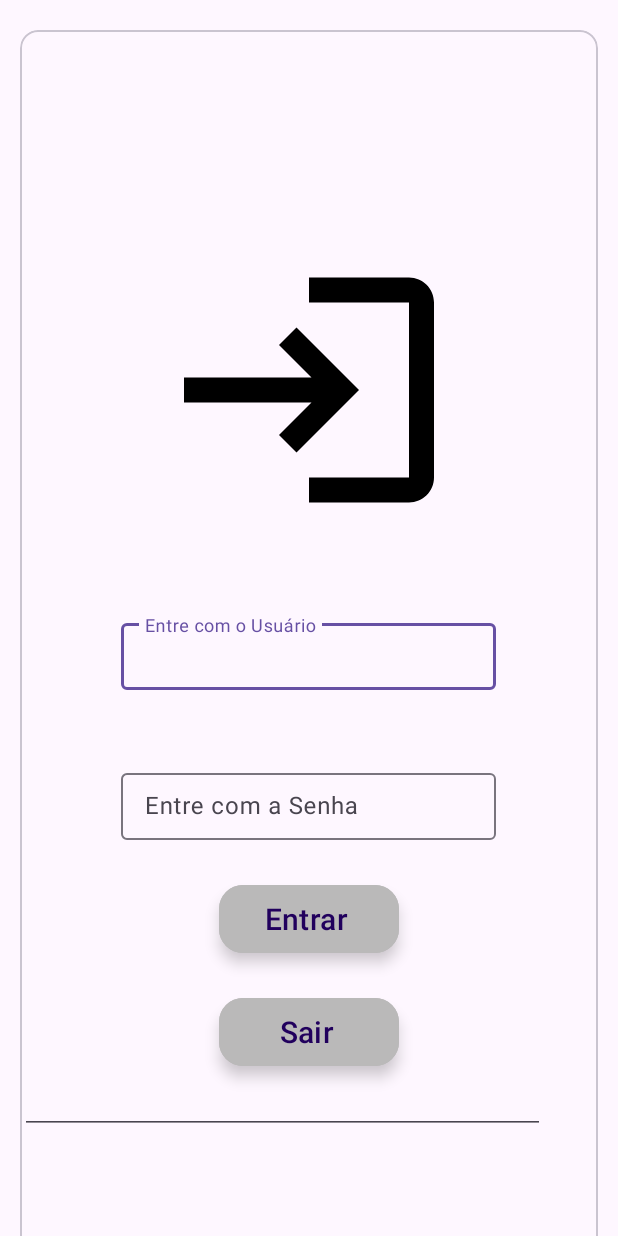
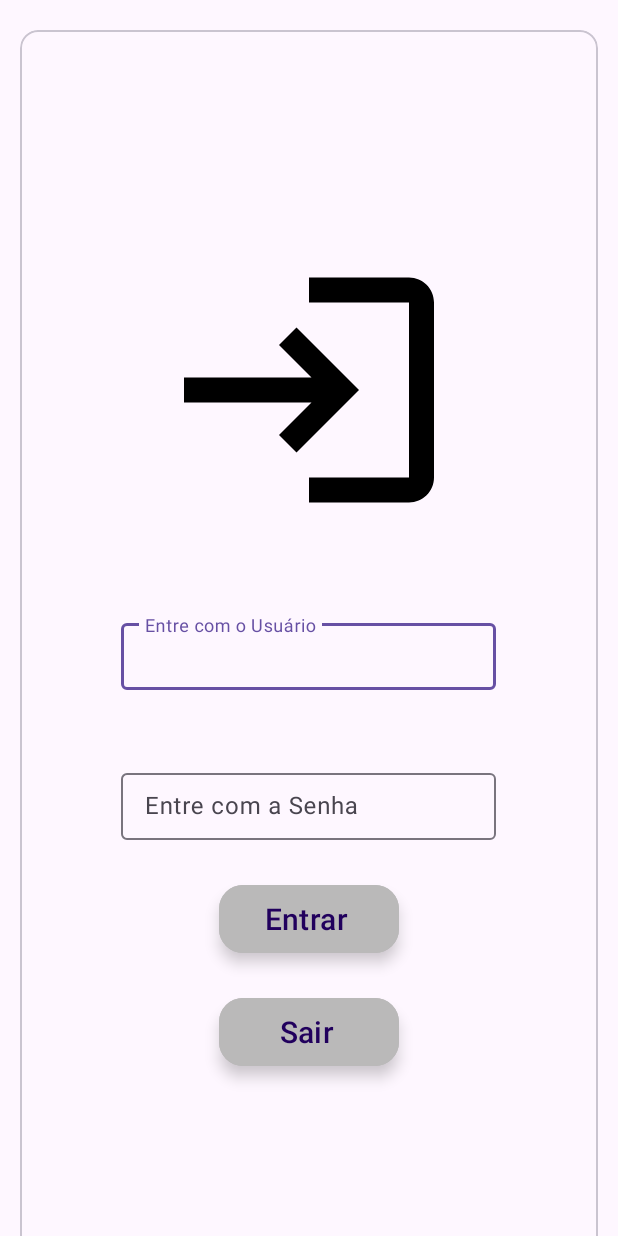
Before and after one commit to Nayra-pixel/PrimeiroApp, an Android app: the layout card_login.xml on its own in the app's theme, with its tools: preview values and no code run, on a phone screen of 412 x 824 dp. Run offline under Robolectric (Android 15) with nearby library versions, the phone set to English and light mode, and no system bars.

Commit message:
tela login

```diff
--- a/app/src/main/res/layout/activity_main.xml
+++ b/app/src/main/res/layout/activity_main.xml
@@ -26,7 +26,7 @@
 
     <include
         android:id="@+id/cardLogin"
-        android:layout="@layout/card_login" />
+        android:layout="@layout/card_login"/>
 
 
     </LinearLayout>
--- a/app/src/main/res/layout/card_login.xml
+++ b/app/src/main/res/layout/card_login.xml
@@ -66,13 +66,6 @@
             android:text="Sair"
             android:textSize="20sp" />
 
-        <EditText
-            android:layout_width="350sp"
-            android:layout_height="wrap_content"
-            android:inputType="textMultiLine"/>
-
-
-
     </LinearLayout>
 
 </com.google.android.material.card.MaterialCardView>
```
